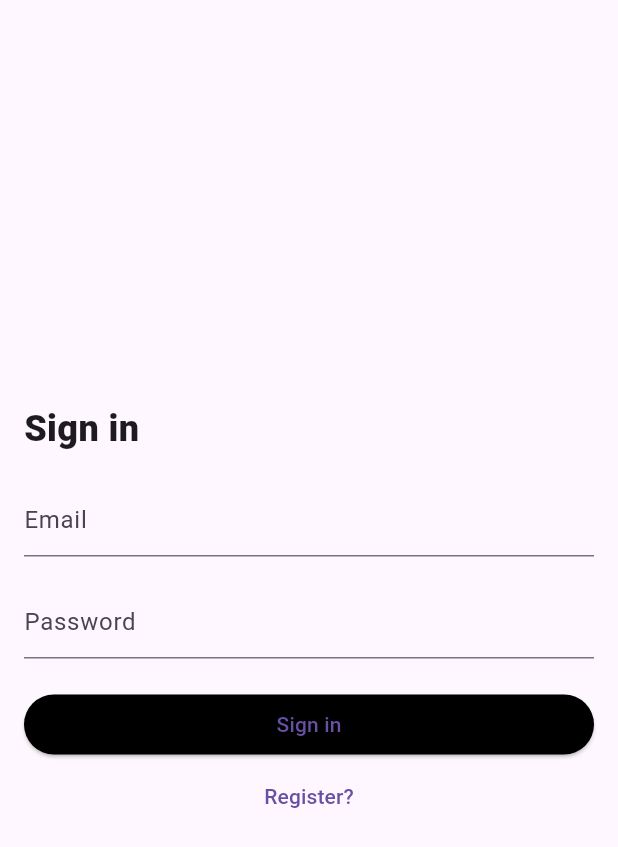
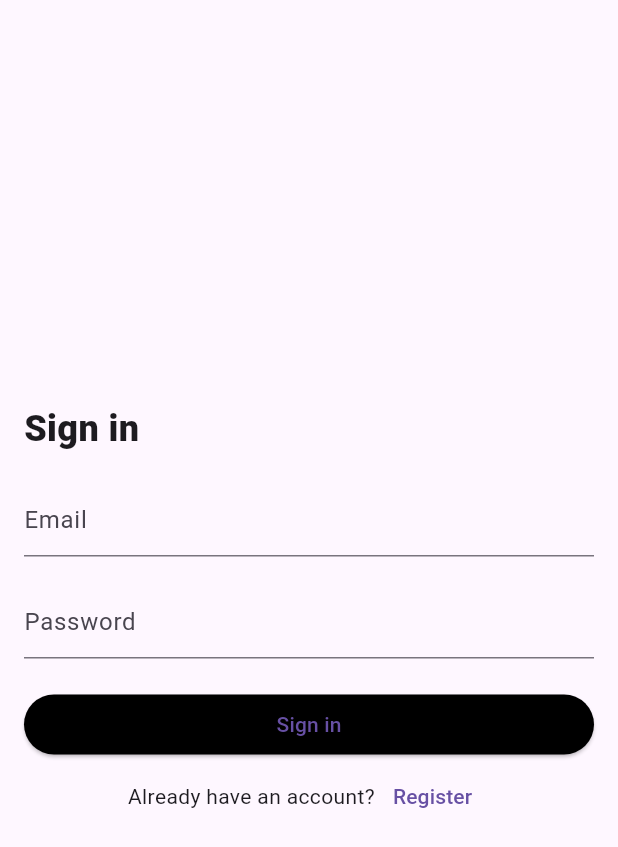
Before and after one commit to neurothrone/ibm-malmoe, a Flutter app: the screen it shows after launch, on a phone screen of 412 x 824 dp. Shown: the top 847 px of the screen. Run offline on Flutter 3.47's test engine with Material 2 defaults, Android fonts, the phone set to English and light mode, and no system bars; our stand-ins replace firebase_auth, firebase_core; accounts and stored records are empty.

Commit message:
add conditionals to text button

```diff
--- a/lib/auth/auth_screen.dart
+++ b/lib/auth/auth_screen.dart
@@ -97,9 +97,20 @@ class _AuthScreenState extends State<AuthScreen> {
                           _isOnSignIn ? "Sign in" : "Register",
                         ),
                 ),
-                TextButton(
-                  onPressed: () => setState(() => _isOnSignIn = !_isOnSignIn),
-                  child: Text(_isOnSignIn ? "Register?" : "Sign in?"),
+                Row(
+                  mainAxisAlignment: MainAxisAlignment.center,
+                  children: [
+                    Text(
+                      _isOnSignIn
+                          ? "Already have an account?"
+                          : "Don't have an account?",
+                    ),
+                    TextButton(
+                      onPressed: () =>
+                          setState(() => _isOnSignIn = !_isOnSignIn),
+                      child: Text(_isOnSignIn ? "Register" : "Sign in"),
+                    ),
+                  ],
                 ),
               ],
             ),
```
